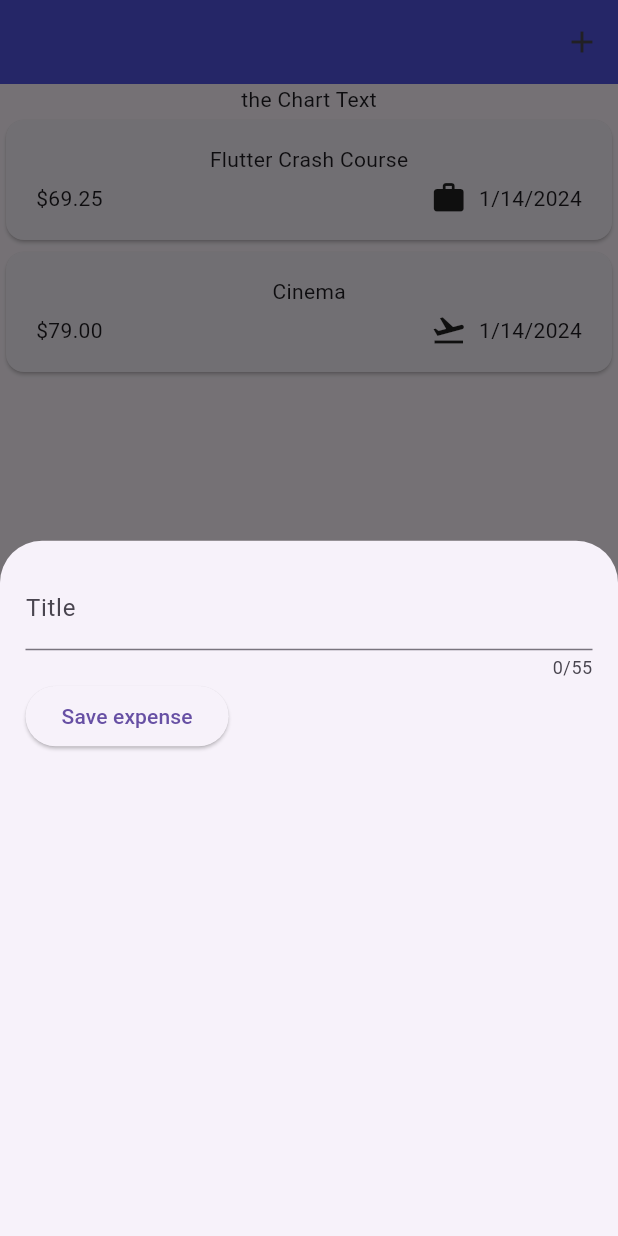
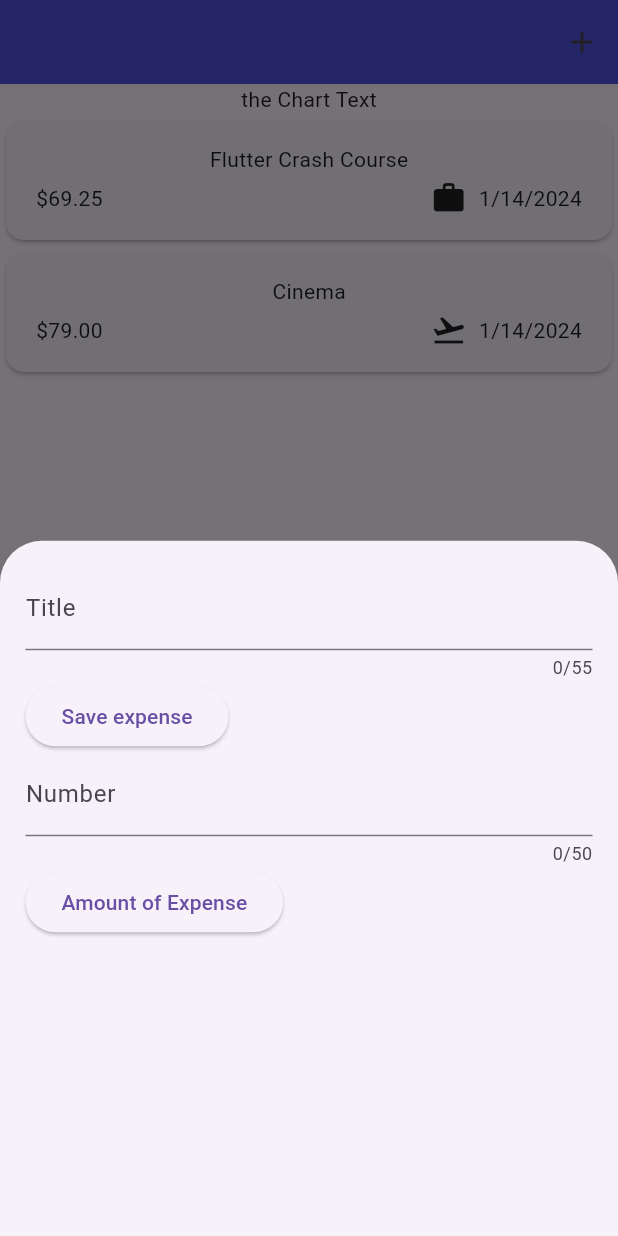
Before and after one commit to andreyscott/expense_app, a Flutter app: the screen it shows after launch, after a tap on the "add" icon, on a phone screen of 412 x 824 dp. Run offline on Flutter 3.47's test engine with Material 3 defaults, Android fonts, the phone set to English and light mode, and no system bars.

Commit message:
added amount input

```diff
--- a/lib/widgets/new_expense.dart
+++ b/lib/widgets/new_expense.dart
@@ -11,9 +11,11 @@ class NewExpense extends StatefulWidget {
 
 class _NewExpenseState extends State<NewExpense> {
   final _titleController = TextEditingController();
+  final _numberController = TextEditingController();
 
   @override
   void dispose() {
+    _numberController.dispose();
     _titleController.dispose();
     super.dispose();
   }
@@ -40,6 +42,24 @@ class _NewExpenseState extends State<NewExpense> {
                 child: const Text('Save expense'),
               )
             ],
+          ),
+          TextField(
+            maxLength: 50,
+            keyboardType: TextInputType.number,
+            decoration: const InputDecoration(
+              labelText: 'Number',
+            ),
+            controller: _numberController,
+          ),
+          Row(
+            children: [
+              ElevatedButton(
+                onPressed: () {
+                  print(_numberController.text);
+                },
+                child: const Text('Amount of Expense'),
+              )
+            ],
           )
         ],
       ),
```
